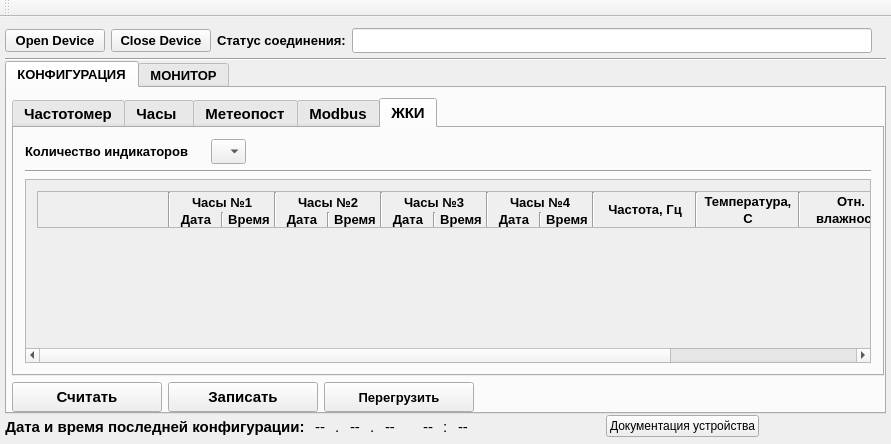
This is informPConfigurator/mainwindow.ui in Goodjamp/informPConfigurator as Qt 5 draws it before an edit. The edited form follows.
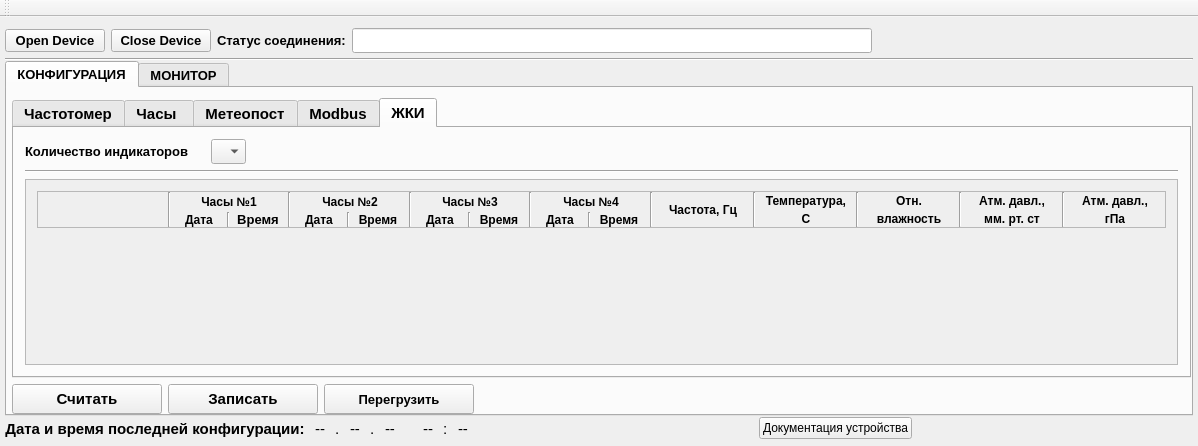
This is the edited form. The open tabs and pages were chosen to show the change.

Commit message: Deleted unused files, updated interface

```diff
--- a/informPConfigurator/mainwindow.ui
+++ b/informPConfigurator/mainwindow.ui
@@ -6,8 +6,8 @@
    <rect>
     <x>0</x>
     <y>0</y>
-    <width>891</width>
-    <height>444</height>
+    <width>1198</width>
+    <height>446</height>
    </rect>
   </property>
   <property name="windowTitle">
@@ -1514,8 +1514,8 @@
                 <rect>
                  <x>0</x>
                  <y>0</y>
-                 <width>1113</width>
-                 <height>147</height>
+                 <width>1151</width>
+                 <height>166</height>
                 </rect>
                </property>
                <layout class="QVBoxLayout" name="verticalLayout_21">
@@ -1611,7 +1611,7 @@
                          </property>
                          <property name="font">
                           <font>
-                           <pointsize>10</pointsize>
+                           <pointsize>9</pointsize>
                            <weight>75</weight>
                            <bold>true</bold>
                           </font>
@@ -1660,7 +1660,7 @@
                          </property>
                          <property name="font">
                           <font>
-                           <pointsize>10</pointsize>
+                           <pointsize>9</pointsize>
                            <weight>75</weight>
                            <bold>true</bold>
                           </font>
@@ -1759,7 +1759,7 @@
                          </property>
                          <property name="font">
                           <font>
-                           <pointsize>10</pointsize>
+                           <pointsize>9</pointsize>
                            <weight>75</weight>
                            <bold>true</bold>
                           </font>
@@ -1808,7 +1808,7 @@
                          </property>
                          <property name="font">
                           <font>
-                           <pointsize>10</pointsize>
+                           <pointsize>9</pointsize>
                            <weight>75</weight>
                            <bold>true</bold>
                           </font>
@@ -1844,7 +1844,7 @@
                          </property>
                          <property name="font">
                           <font>
-                           <pointsize>10</pointsize>
+                           <pointsize>9</pointsize>
                            <weight>75</weight>
                            <bold>true</bold>
                           </font>
@@ -1907,7 +1907,7 @@
                          </property>
                          <property name="font">
                           <font>
-                           <pointsize>10</pointsize>
+                           <pointsize>9</pointsize>
                            <weight>75</weight>
                            <bold>true</bold>
                           </font>
@@ -1956,7 +1956,7 @@
                          </property>
                          <property name="font">
                           <font>
-                           <pointsize>10</pointsize>
+                           <pointsize>9</pointsize>
                            <weight>75</weight>
                            <bold>true</bold>
                           </font>
@@ -1992,7 +1992,7 @@
                          </property>
                          <property name="font">
                           <font>
-                           <pointsize>10</pointsize>
+                           <pointsize>9</pointsize>
                            <weight>75</weight>
                            <bold>true</bold>
                           </font>
@@ -2055,7 +2055,7 @@
                          </property>
                          <property name="font">
                           <font>
-                           <pointsize>10</pointsize>
+                           <pointsize>9</pointsize>
                            <weight>75</weight>
                            <bold>true</bold>
                           </font>
@@ -2104,7 +2104,7 @@
                          </property>
                          <property name="font">
                           <font>
-                           <pointsize>10</pointsize>
+                           <pointsize>9</pointsize>
                            <weight>75</weight>
                            <bold>true</bold>
                           </font>
@@ -2140,7 +2140,7 @@
                          </property>
                          <property name="font">
                           <font>
-                           <pointsize>10</pointsize>
+                           <pointsize>9</pointsize>
                            <weight>75</weight>
                            <bold>true</bold>
                           </font>
@@ -2180,7 +2180,7 @@
                      </property>
                      <property name="font">
                       <font>
-                       <pointsize>10</pointsize>
+                       <pointsize>9</pointsize>
                        <weight>75</weight>
                        <bold>true</bold>
                       </font>
@@ -2221,7 +2221,7 @@
                        </property>
                        <property name="font">
                         <font>
-                         <pointsize>10</pointsize>
+                         <pointsize>9</pointsize>
                          <weight>75</weight>
                          <bold>true</bold>
                         </font>
@@ -2250,7 +2250,7 @@
                        </property>
                        <property name="font">
                         <font>
-                         <pointsize>10</pointsize>
+                         <pointsize>9</pointsize>
                          <weight>75</weight>
                          <bold>true</bold>
                         </font>
@@ -2293,7 +2293,7 @@
                        </property>
                        <property name="font">
                         <font>
-                         <pointsize>10</pointsize>
+                         <pointsize>9</pointsize>
                          <weight>75</weight>
                          <bold>true</bold>
                         </font>
@@ -2322,7 +2322,7 @@
                        </property>
                        <property name="font">
                         <font>
-                         <pointsize>10</pointsize>
+                         <pointsize>9</pointsize>
                          <weight>75</weight>
                          <bold>true</bold>
                         </font>
@@ -2365,7 +2365,7 @@
                        </property>
                        <property name="font">
                         <font>
-                         <pointsize>10</pointsize>
+                         <pointsize>9</pointsize>
                          <weight>75</weight>
                          <bold>true</bold>
                         </font>
@@ -2394,7 +2394,7 @@
                        </property>
                        <property name="font">
                         <font>
-                         <pointsize>10</pointsize>
+                         <pointsize>9</pointsize>
                          <weight>75</weight>
                          <bold>true</bold>
                         </font>
@@ -2437,7 +2437,7 @@
                        </property>
                        <property name="font">
                         <font>
-                         <pointsize>10</pointsize>
+                         <pointsize>9</pointsize>
                          <weight>75</weight>
                          <bold>true</bold>
                         </font>
@@ -2466,7 +2466,7 @@
                        </property>
                        <property name="font">
                         <font>
-                         <pointsize>10</pointsize>
+                         <pointsize>9</pointsize>
                          <weight>75</weight>
                          <bold>true</bold>
                         </font>
```
Left out of the diff: 12 changed lines with no effect on the pictures. The commit also changes 7 other files.
